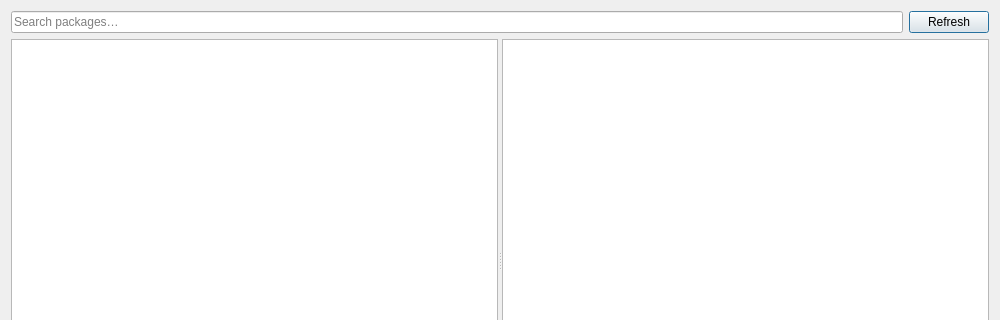
Before: the Qt Designer form avogadro/qtplugins/packageinstaller/packagemanagerdialog.ui in OpenChemistry/avogadrolibs, drawn with Qt 5; both pictures show x 0 to 1000 and y 0 to 320 of the 1000 by 520 pixel window.
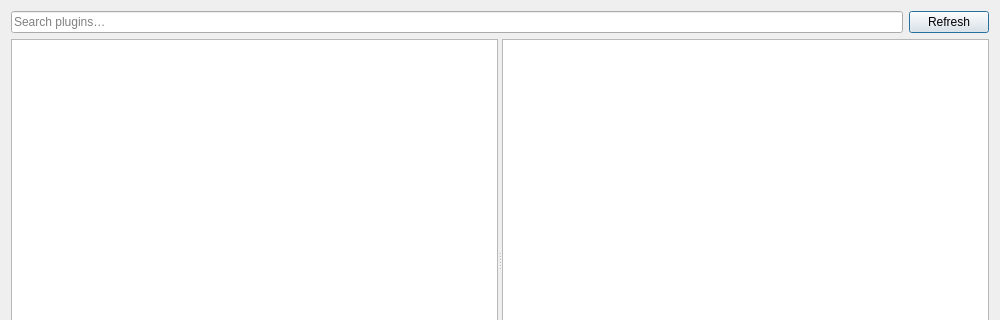
After: the same form once the commit is applied.

```diff
--- a/avogadro/qtplugins/packageinstaller/packagemanagerdialog.ui
+++ b/avogadro/qtplugins/packageinstaller/packagemanagerdialog.ui
@@ -20,7 +20,7 @@
      <item>
       <widget class="QLineEdit" name="searchEdit">
        <property name="placeholderText">
-        <string>Search packages…</string>
+        <string>Search plugins…</string>
        </property>
        <property name="clearButtonEnabled">
         <bool>true</bool>
```
Left out of the diff: 2 changed lines with no effect on the pictures.
